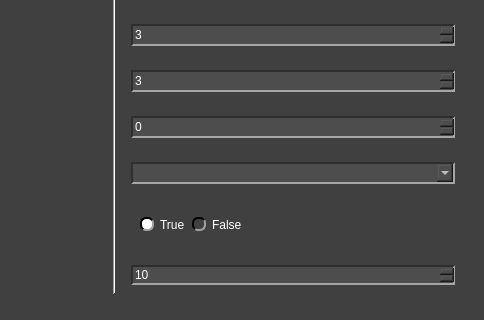
The window that pydaq/uis/PyDAQ_get_model_sysconfig_Arduino_widget.ui (samirmartins/pydaq) describes before a commit, drawn with Qt 5; both pictures show x 255 to 739 and y 87 to 407 of the 739 by 407 pixel window.
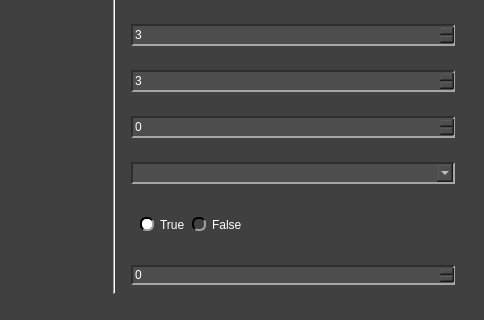
The same window after the commit. Icons and pictures are not drawn.

```diff
--- a/pydaq/uis/PyDAQ_get_model_sysconfig_Arduino_widget.ui
+++ b/pydaq/uis/PyDAQ_get_model_sysconfig_Arduino_widget.ui
@@ -295,7 +295,10 @@
          <item>
           <widget class="QSpinBox" name="perc_data_val_in">
            <property name="minimum">
-            <number>10</number>
+            <number>0</number>
+           </property>
+           <property name="maximum">
+            <number>999999999</number>
            </property>
           </widget>
          </item>
```
Left out of the diff: 12 changed lines with no effect on the pictures.
